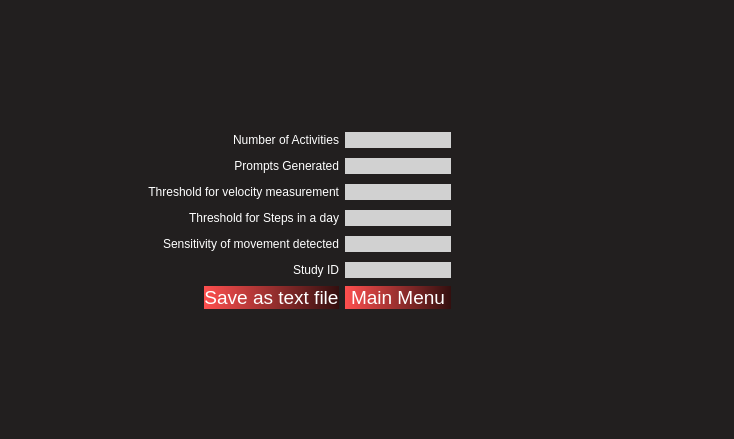
First picture: the form in PyQt/pyqt_ui/bed_config.ui, repository zakerl/Capstone_Project, before the edit.
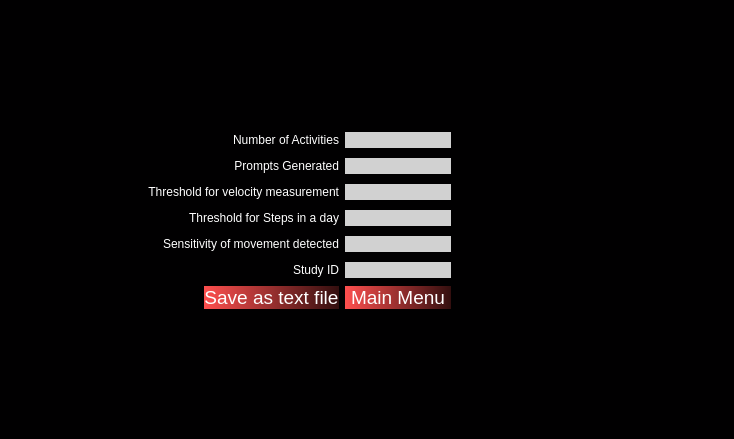
Second picture: the form after the edit.

```diff
--- a/PyQt/pyqt_ui/bed_config.ui
+++ b/PyQt/pyqt_ui/bed_config.ui
@@ -14,7 +14,7 @@
    <string>Configuration</string>
   </property>
   <property name="styleSheet">
-   <string notr="true">background-color: rgb(34, 31, 31);</string>
+   <string notr="true">background-color: rgb(1,0,1);</string>
   </property>
   <layout class="QGridLayout" name="gridLayout_4">
    <item row="0" column="0">
```
